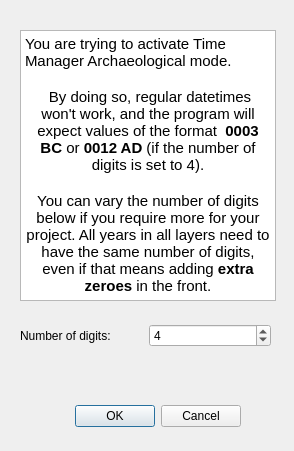
Above: arch.ui from anitagraser/TimeManager before the change. Below: the same form after it.
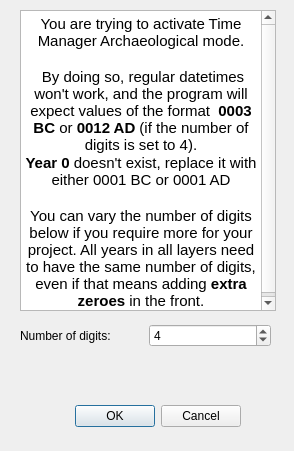
That is the form after the change.

What changed in the file:
```diff
--- a/arch.ui
+++ b/arch.ui
@@ -86,9 +86,9 @@
    <property name="geometry">
     <rect>
      <x>20</x>
-     <y>30</y>
+     <y>10</y>
      <width>256</width>
-     <height>271</height>
+     <height>301</height>
     </rect>
    </property>
    <property name="html">
@@ -96,9 +96,10 @@
 &lt;html&gt;&lt;head&gt;&lt;meta name=&quot;qrichtext&quot; content=&quot;1&quot; /&gt;&lt;style type=&quot;text/css&quot;&gt;
 p, li { white-space: pre-wrap; }
 &lt;/style&gt;&lt;/head&gt;&lt;body style=&quot; font-family:'Ubuntu'; font-size:11pt; font-weight:400; font-style:normal;&quot;&gt;
-&lt;p style=&quot; margin-top:0px; margin-bottom:0px; margin-left:0px; margin-right:0px; -qt-block-indent:0; text-indent:0px;&quot;&gt;You are trying to activate Time Manager Archaeological mode.&lt;/p&gt;
+&lt;p align=&quot;center&quot; style=&quot; margin-top:0px; margin-bottom:0px; margin-left:0px; margin-right:0px; -qt-block-indent:0; text-indent:0px;&quot;&gt;You are trying to activate Time Manager Archaeological mode.&lt;/p&gt;
 &lt;p align=&quot;center&quot; style=&quot;-qt-paragraph-type:empty; margin-top:0px; margin-bottom:0px; margin-left:0px; margin-right:0px; -qt-block-indent:0; text-indent:0px;&quot;&gt;&lt;br /&gt;&lt;/p&gt;
 &lt;p align=&quot;center&quot; style=&quot; margin-top:0px; margin-bottom:0px; margin-left:0px; margin-right:0px; -qt-block-indent:0; text-indent:0px;&quot;&gt; By doing so, regular datetimes won't work, and the program will expect values of the format  &lt;span style=&quot; font-weight:600;&quot;&gt;0003 BC&lt;/span&gt; or &lt;span style=&quot; font-weight:600;&quot;&gt;0012 AD&lt;/span&gt; (if the number of digits is set to 4).&lt;/p&gt;
+&lt;p align=&quot;center&quot; style=&quot; margin-top:0px; margin-bottom:0px; margin-left:0px; margin-right:0px; -qt-block-indent:0; text-indent:0px;&quot;&gt;&lt;span style=&quot; font-weight:600;&quot;&gt;Year 0 &lt;/span&gt;doesn't exist, replace it with either 0001 BC or 0001 AD&lt;/p&gt;
 &lt;p align=&quot;center&quot; style=&quot;-qt-paragraph-type:empty; margin-top:0px; margin-bottom:0px; margin-left:0px; margin-right:0px; -qt-block-indent:0; text-indent:0px;&quot;&gt;&lt;br /&gt;&lt;/p&gt;
 &lt;p align=&quot;center&quot; style=&quot; margin-top:0px; margin-bottom:0px; margin-left:0px; margin-right:0px; -qt-block-indent:0; text-indent:0px;&quot;&gt;You can vary the number of digits below if you require more for your project. All years in all layers need to have the same number of digits, even if that means adding &lt;span style=&quot; font-weight:600;&quot;&gt;extra zeroes&lt;/span&gt; in the front.&lt;/p&gt;&lt;/body&gt;&lt;/html&gt;</string>
    </property>
```
